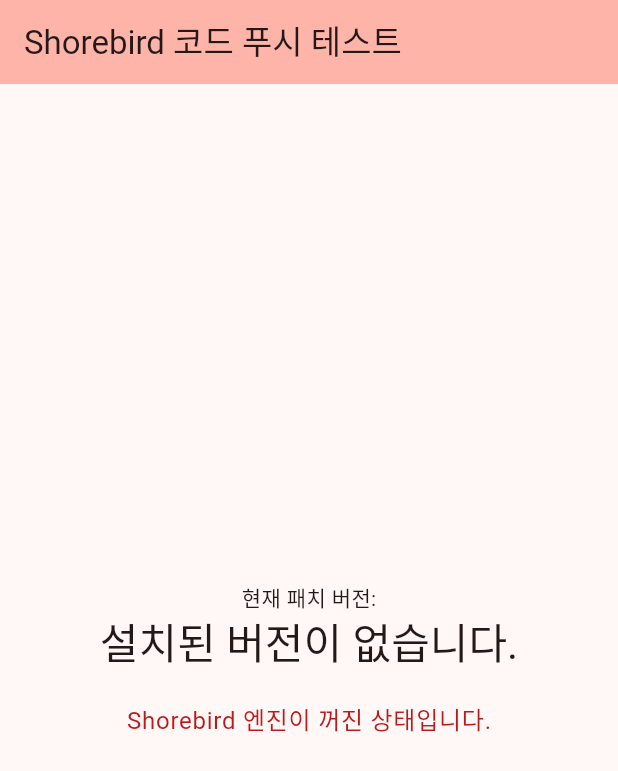
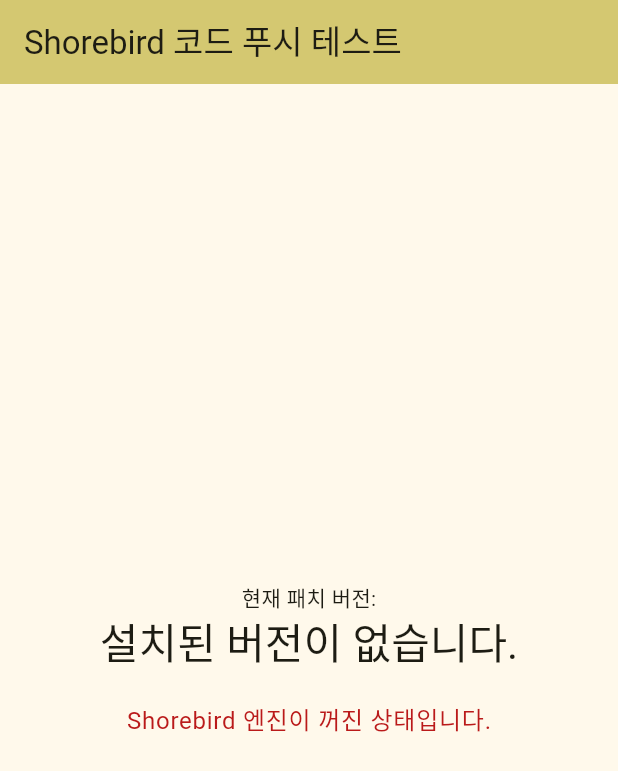
Before and after one commit to hyunjung2e/shorebird_code_push, a Flutter app: the screen it shows after launch, on a phone screen of 412 x 824 dp. Shown: the top 771 px of the screen. Run offline on Flutter 3.47's test engine with Material 3 defaults, Android fonts, the phone set to English and light mode, and no system bars; missing offline and left inert: fimber, restart_app, shorebird_code_push.

Commit message:
수정: :zap: appbar 색상 변경

```diff
--- a/lib/main.dart
+++ b/lib/main.dart
@@ -17,7 +17,7 @@ class MyApp extends StatelessWidget {
   Widget build(BuildContext context) {
     return MaterialApp(
       title: 'Shorebird',
-      theme: ThemeData(colorScheme: ColorScheme.fromSeed(seedColor: Colors.red), useMaterial3: true),
+      theme: ThemeData(colorScheme: ColorScheme.fromSeed(seedColor: Colors.yellow), useMaterial3: true),
       home: const MyHomePage(title: 'Shorebird 코드 푸시 테스트'),
     );
   }
```
